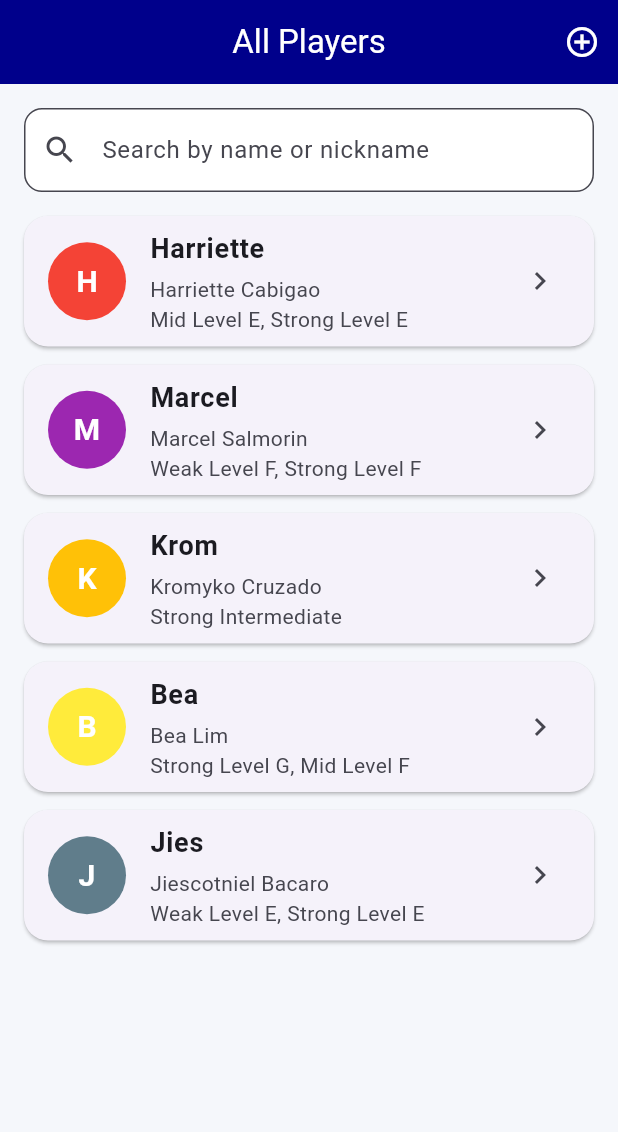
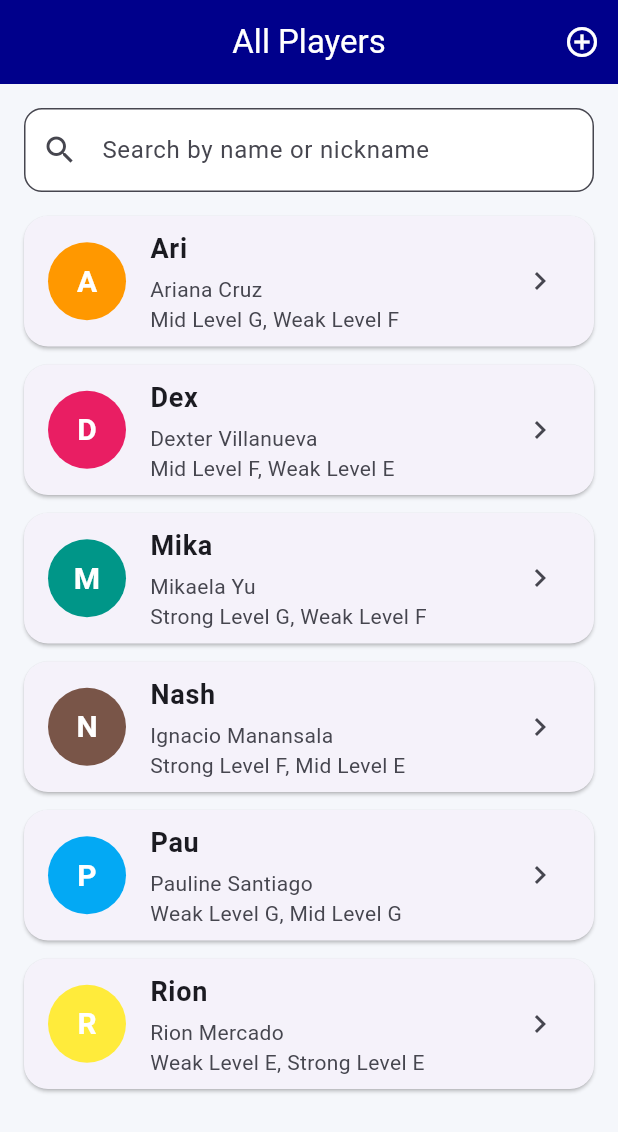
Before and after one commit to jobstefan773/player_profile, a Flutter app: the screen it shows after launch, on a phone screen of 412 x 824 dp. Shown: the top 1132 px of the screen. Run offline on Flutter 3.47's test engine with Material 3 defaults, Android fonts, the phone set to English and light mode, and no system bars.

Commit message:
fix: change new player details

```diff
--- a/lib/data/seed_players.dart
+++ b/lib/data/seed_players.dart
@@ -6,52 +6,62 @@ import '../models/player.dart';
 final List<Player> seedPlayers = [
   Player(
     id: 'seed-1',
-    nickname: 'Harriette',
-    fullName: 'Harriette Cabigao',
-    contactNumber: '09171234567',
-    email: 'harriette@example.com',
-    address: 'Quezon City',
-    remarks: 'Team captain and strategist.',
-    levelRange: const RangeValues(13, 14),
+    nickname: 'Ari',
+    fullName: 'Ariana Cruz',
+    contactNumber: '09170001111',
+    email: 'ari.cruz@example.com',
+    address: 'Las Piñas City',
+    remarks: 'Calm baseliner with strong defense.',
+    levelRange: const RangeValues(7, 9),
   ),
   Player(
     id: 'seed-2',
-    nickname: 'Marcel',
-    fullName: 'Marcel Salmorin',
-    contactNumber: '09179876543',
-    email: 'marcel@example.com',
-    address: 'Makati City',
-    remarks: 'Prefers doubles matches.',
-    levelRange: const RangeValues(9, 11),
+    nickname: 'Dex',
+    fullName: 'Dexter Villanueva',
+    contactNumber: '09172223333',
+    email: 'dex.villanueva@example.com',
+    address: 'Mandaluyong City',
+    remarks: 'Powerful smasher who loves mixed doubles.',
+    levelRange: const RangeValues(10, 12),
   ),
   Player(
     id: 'seed-3',
-    nickname: 'Krom',
-    fullName: 'Kromyko Cruzado',
-    contactNumber: '09171239876',
-    email: 'krom@example.com',
-    address: 'Pasig City',
-    remarks: 'Intermediate all-rounder.',
-    levelRange: const RangeValues(5, 5),
+    nickname: 'Mika',
+    fullName: 'Mikaela Yu',
+    contactNumber: '09175554444',
+    email: 'mika.yu@example.com',
+    address: 'Quezon City',
+    remarks: 'Reliable setter with quick reflexes.',
+    levelRange: const RangeValues(8, 9),
   ),
   Player(
     id: 'seed-4',
-    nickname: 'Bea',
-    fullName: 'Bea Lim',
-    contactNumber: '09173334444',
-    email: 'bea@example.com',
-    address: 'Taguig City',
-    remarks: 'Left-handed power smasher.',
-    levelRange: const RangeValues(8, 10),
+    nickname: 'Nash',
+    fullName: 'Ignacio Manansala',
+    contactNumber: '09178889999',
+    email: 'nash.manansala@example.com',
+    address: 'San Juan City',
+    remarks: 'Offensive-minded left-hander.',
+    levelRange: const RangeValues(11, 13),
   ),
   Player(
     id: 'seed-5',
-    nickname: 'Jies',
-    fullName: 'Jiescotniel Bacaro',
-    contactNumber: '09175556666',
-    email: 'jies@example.com',
-    address: 'Manila City',
-    remarks: 'Court coverage specialist.',
+    nickname: 'Pau',
+    fullName: 'Pauline Santiago',
+    contactNumber: '09176667777',
+    email: 'pau.santiago@example.com',
+    address: 'Marikina City',
+    remarks: 'Strategist who studies opponents closely.',
+    levelRange: const RangeValues(6, 7),
+  ),
+  Player(
+    id: 'seed-6',
+    nickname: 'Rion',
+    fullName: 'Rion Mercado',
+    contactNumber: '09179998888',
+    email: 'rion.mercado@example.com',
+    address: 'Pasay City',
+    remarks: 'Energetic net player with fearless dives.',
     levelRange: const RangeValues(12, 14),
   ),
 ];
```
